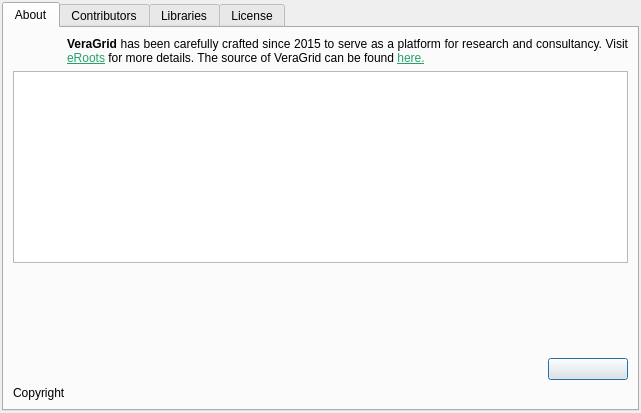
Old version of the form src/VeraGrid/Gui/AboutDialogue/about_gui.ui in the repository JordiBejarUPC/veragrid-hvdc-bipolar-pfc.
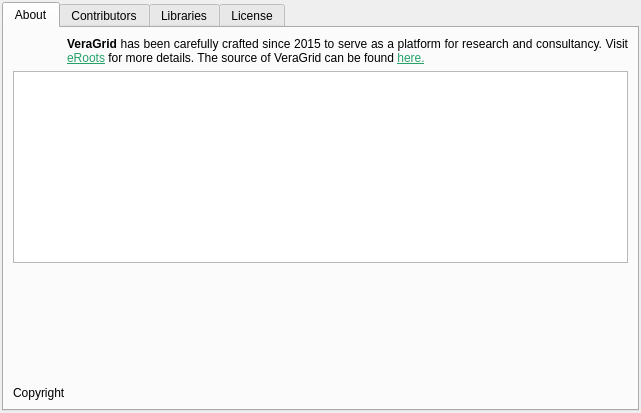
New version of the form. Icons and pictures are not drawn.

Commit message: Greatly improved the about dialogue

```diff
--- a/src/VeraGrid/Gui/AboutDialogue/about_gui.ui
+++ b/src/VeraGrid/Gui/AboutDialogue/about_gui.ui
@@ -62,19 +62,6 @@
          </property>
         </widget>
        </item>
-       <item row="5" column="0" colspan="2">
-        <widget class="QLabel" name="updateLabel">
-         <property name="text">
-          <string/>
-         </property>
-         <property name="openExternalLinks">
-          <bool>true</bool>
-         </property>
-         <property name="textInteractionFlags">
-          <set>Qt::TextInteractionFlag::LinksAccessibleByKeyboard|Qt::TextInteractionFlag::LinksAccessibleByMouse|Qt::TextInteractionFlag::TextBrowserInteraction|Qt::TextInteractionFlag::TextSelectableByKeyboard|Qt::TextInteractionFlag::TextSelectableByMouse</set>
-         </property>
-        </widget>
-       </item>
        <item row="7" column="0" colspan="3">
         <widget class="QLabel" name="copyrightLabel">
          <property name="text">
@@ -91,26 +78,6 @@
          </property>
         </widget>
        </item>
-       <item row="5" column="2">
-        <widget class="QPushButton" name="updateButton">
-         <property name="maximumSize">
-          <size>
-           <width>80</width>
-           <height>16777215</height>
-          </size>
-         </property>
-         <property name="toolTip">
-          <string>Update VeraGrid. If you are on windows don't do this.</string>
-         </property>
-         <property name="text">
-          <string/>
-         </property>
-         <property name="icon">
-          <iconset resource="../Icons/icons.qrc">
-           <normaloff>:/Icons/icons/sync.png</normaloff>:/Icons/icons/sync.png</iconset>
-         </property>
-        </widget>
-       </item>
        <item row="0" column="1" colspan="2">
         <widget class="QLabel" name="mainLabel">
          <property name="layoutDirection">
@@ -177,6 +144,19 @@
          </property>
         </spacer>
        </item>
+       <item row="5" column="0" colspan="3">
+        <widget class="QLabel" name="updateLabel">
+         <property name="text">
+          <string/>
+         </property>
+         <property name="openExternalLinks">
+          <bool>true</bool>
+         </property>
+         <property name="textInteractionFlags">
+          <set>Qt::TextInteractionFlag::LinksAccessibleByKeyboard|Qt::TextInteractionFlag::LinksAccessibleByMouse|Qt::TextInteractionFlag::TextBrowserInteraction|Qt::TextInteractionFlag::TextSelectableByKeyboard|Qt::TextInteractionFlag::TextSelectableByMouse</set>
+         </property>
+        </widget>
+       </item>
       </layout>
      </widget>
      <widget class="QWidget" name="tab_2">
```
The commit also changes 2 other files.
